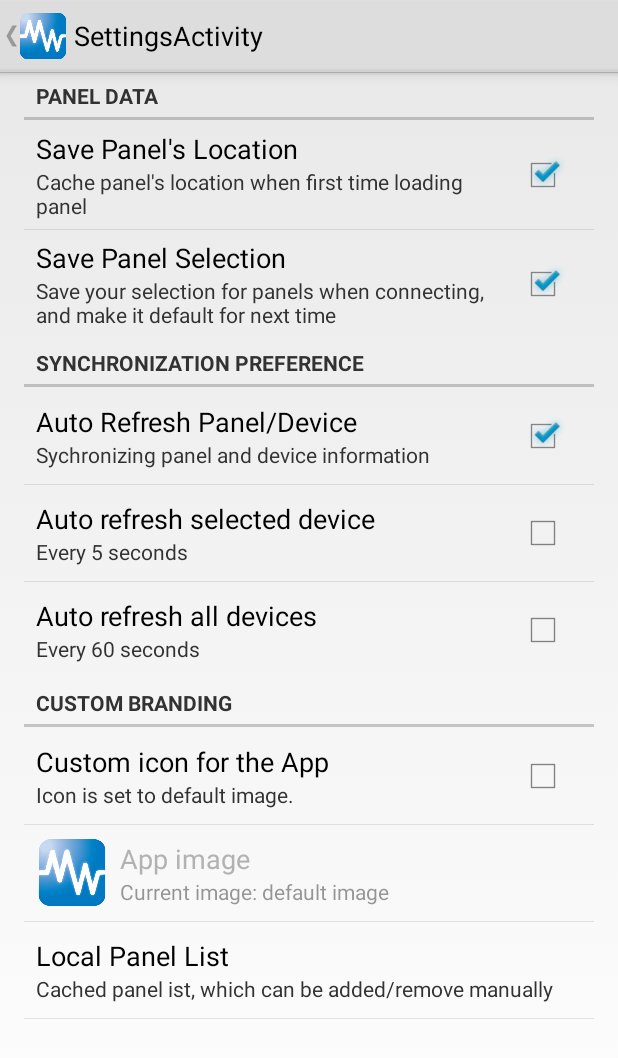
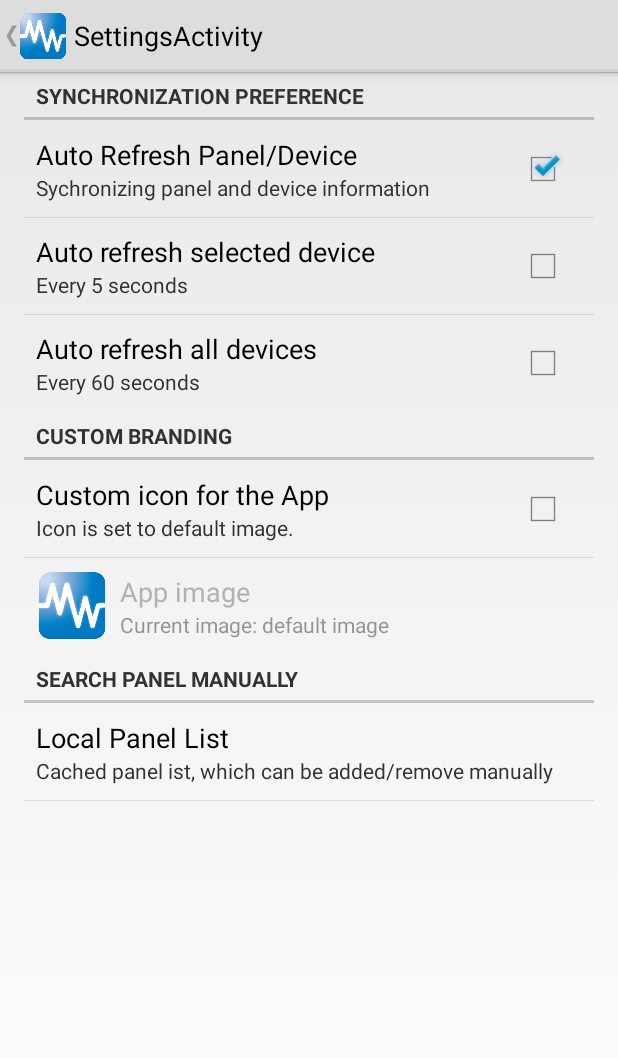
Before and after one commit to weiyuanzhu/TcpSocketTest, an Android app: the PanelActivity screen opened directly, with no data from a screen before it, in the options menu, after a tap on "Settings", on a phone screen of 412 x 824 dp. Shown: the top 1058 px of the screen. Run offline under Robolectric (Android 15) with nearby library versions, the phone set to English and light mode, and no system bars; pictures from the network do not load; 6 statements that could not run were skipped.

```diff
--- a/app/src/main/res/values/strings.xml
+++ b/app/src/main/res/values/strings.xml
@@ -2,7 +2,7 @@
 <resources xmlns:xliff="urn:oasis:names:tc:xliff:document:1.2">
 
     <string name="app_name">N-Light Connect</string>
-    <string name="app_version">Version: <xliff:g id="promotion_code">beta 0.8.9</xliff:g></string>
+    <string name="app_version">Version: <xliff:g id="promotion_code">beta 0.9.0</xliff:g></string>
     <string name="action_settings">Settings</string>
     <string name="action_about">About</string>
     <string name="action_search">Search</string>
@@ -189,5 +189,6 @@
     <string name="pref_panel_lists_summary">Cached panel ist, which can be added/remove manually</string>
     <string name="title_activity_cached_panel_list">CachedPanelList</string>
     <string name="dialog_SocketTimeout_title">Connection to panel: "<xliff:g id="dialog_SocketTimeout_panelname">%1$s</xliff:g>" has been timeout (<xliff:g id="dialog_SocketTimeout_ip">%2$s</xliff:g>) </string>
+    <string name="pref_panel_list_category">SEARCH PANEL MANUALLY</string>
 
 </resources>
--- a/app/src/main/res/xml/preferences.xml
+++ b/app/src/main/res/xml/preferences.xml
@@ -2,21 +2,7 @@
 
 
 <PreferenceScreen xmlns:android="http://schemas.android.com/apk/res/android">
-    <PreferenceCategory
-        android:title="@string/text_settings_panelData"
-        android:key="pref_key_panel_data">
-	    <CheckBoxPreference
-	        android:key="pref_key_panel_save"
-	        android:title="@string/text_savePanelLocation"
-	        android:summary="@string/text_savePanelLocation_summary"
-	        android:defaultValue="true"/>
 
-		<CheckBoxPreference
-	        android:key="pref_key_save_checked"
-	        android:title="@string/text_savePanelSelection"
-	        android:summary="@string/text_savePanelSelection_summary"
-	        android:defaultValue="true"/>
-		</PreferenceCategory>
 	<PreferenceCategory
 	  	android:title="@string/text_settings_syncPref"
 	    android:key="pref_key_sync">
@@ -87,12 +73,16 @@
 
     </PreferenceCategory>
 
-    <Preference
-        android:key="pref_panel_list"
-        android:title="@string/pref_panel_list"
-        android:summary="@string/pref_panel_lists_summary"
-        >
 
-    </Preference>
+    <PreferenceCategory
+        android:title="@string/pref_panel_list_category"
+        android:key="pref_cached_panel_list">
+        <Preference
+            android:key="pref_panel_list"
+            android:title="@string/pref_panel_list"
+            android:summary="@string/pref_panel_lists_summary"
+            >
+        </Preference>
+    </PreferenceCategory>
 
 </PreferenceScreen>
```
Also changed, not shown: 3 other files.
